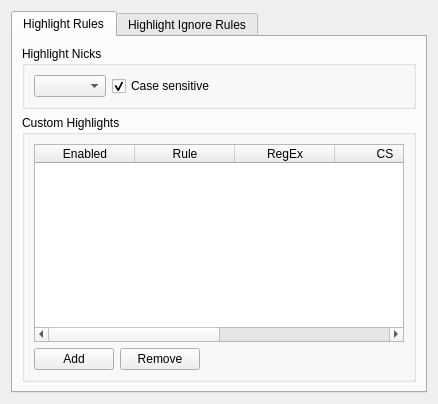
First picture: the form in src/qtui/settingspages/corehighlightsettingspage.ui, repository quassel/quassel, before the edit.
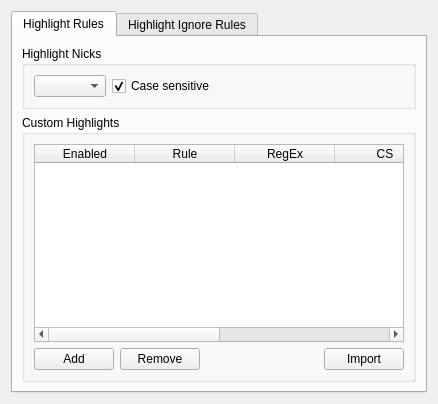
Second picture: the form after the edit.

Commit message: Add an import button to import local rules into the new page

```diff
--- a/src/qtui/settingspages/corehighlightsettingspage.ui
+++ b/src/qtui/settingspages/corehighlightsettingspage.ui
@@ -159,6 +159,13 @@
               </property>
              </spacer>
             </item>
+            <item>
+             <widget class="QPushButton" name="highlightImport">
+              <property name="text">
+               <string>Import</string>
+              </property>
+             </widget>
+            </item>
            </layout>
           </item>
          </layout>
```
The commit also changes 2 other files.
